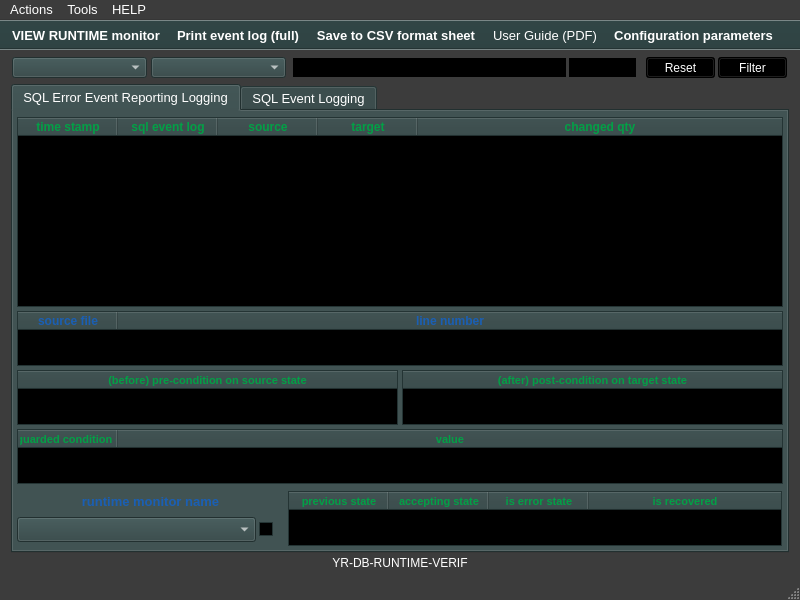
Before: the Qt Designer form ui/yr-db-runtime-verif-main-window.ui in yerothd/yr-db-runtime-verif, drawn with Qt 5.
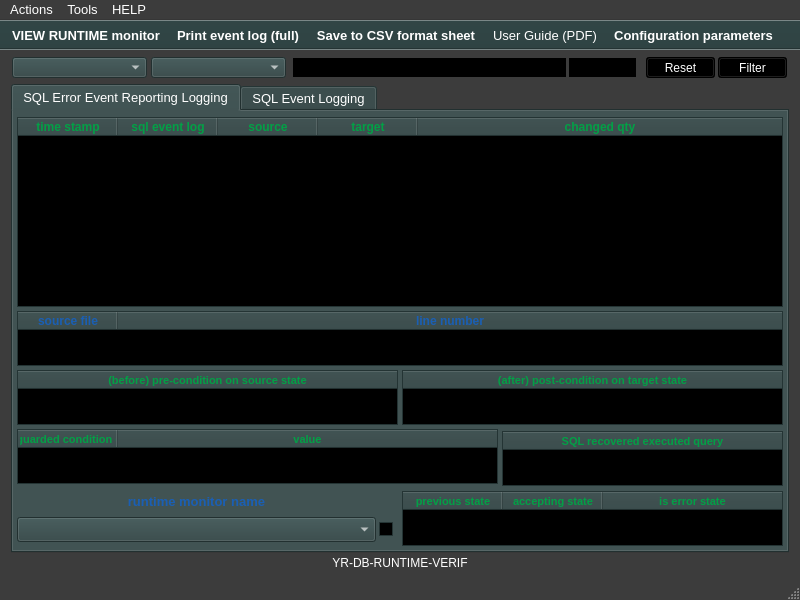
After: the same form once the commit is applied. Icons and pictures are not drawn. Custom widgets are drawn as their Qt base class.

```diff
--- a/ui/yr-db-runtime-verif-main-window.ui
+++ b/ui/yr-db-runtime-verif-main-window.ui
@@ -3908,7 +3908,7 @@
        <rect>
         <x>4</x>
         <y>318</y>
-        <width>766</width>
+        <width>481</width>
         <height>55</height>
        </rect>
       </property>
@@ -4474,9 +4474,9 @@
       </property>
       <property name="geometry">
        <rect>
-        <x>275</x>
+        <x>389</x>
         <y>380</y>
-        <width>494</width>
+        <width>381</width>
         <height>55</height>
        </rect>
       </property>
@@ -5043,27 +5043,13 @@
         <set>AlignCenter</set>
        </property>
       </column>
-      <column>
-       <property name="text">
-        <string>is recovered</string>
-       </property>
-       <property name="font">
-        <font>
-         <weight>75</weight>
-         <bold>true</bold>
-        </font>
-       </property>
-       <property name="textAlignment">
-        <set>AlignCenter</set>
-       </property>
-      </column>
      </widget>
      <widget class="YRDBRUNTIMEVERIF_ComboBox" name="comboBox_RUNTIME_MONITOR_NAME">
       <property name="geometry">
        <rect>
         <x>4</x>
         <y>406</y>
-        <width>239</width>
+        <width>359</width>
         <height>25</height>
        </rect>
       </property>
@@ -5579,7 +5565,7 @@
        <rect>
         <x>4</x>
         <y>380</y>
-        <width>267</width>
+        <width>359</width>
         <height>21</height>
        </rect>
       </property>
@@ -5691,7 +5677,7 @@
      <widget class="QCheckBox" name="checkBox_ALL_STATE_SAFETY_PROPERTIES">
       <property name="geometry">
        <rect>
-        <x>246</x>
+        <x>366</x>
         <y>408</y>
         <width>16</width>
         <height>21</height>
@@ -5707,6 +5693,560 @@
        <string/>
       </property>
      </widget>
+     <widget class="YRDBRUNTIMEVERIF_TableWidget" name="tableWidget_LOGGING_SQL_recovery_executed_query">
+      <property name="enabled">
+       <bool>true</bool>
+      </property>
+      <property name="geometry">
+       <rect>
+        <x>489</x>
+        <y>320</y>
+        <width>281</width>
+        <height>55</height>
+       </rect>
+      </property>
+      <property name="palette">
+       <palette>
+        <active>
+         <colorrole role="WindowText">
+          <brush brushstyle="SolidPattern">
+           <color alpha="255">
+            <red>255</red>
+            <green>255</green>
+            <blue>255</blue>
+           </color>
+          </brush>
+         </colorrole>
+         <colorrole role="Button">
+          <brush brushstyle="SolidPattern">
+           <color alpha="255">
+            <red>47</red>
+            <green>67</green>
+            <blue>67</blue>
+           </color>
+          </brush>
+         </colorrole>
+         <colorrole role="Light">
+          <brush brushstyle="SolidPattern">
+           <color alpha="255">
+            <red>70</red>
+            <green>100</green>
+            <blue>100</blue>
+           </color>
+          </brush>
+         </colorrole>
+         <colorrole role="Midlight">
+          <brush brushstyle="SolidPattern">
+           <color alpha="255">
+            <red>58</red>
+            <green>83</green>
+            <blue>83</blue>
+           </color>
+          </brush>
+         </colorrole>
+         <colorrole role="Dark">
+          <brush brushstyle="SolidPattern">
+           <color alpha="255">
+            <red>23</red>
+            <green>33</green>
+            <blue>33</blue>
+           </color>
+          </brush>
+         </colorrole>
+         <colorrole role="Mid">
+          <brush brushstyle="SolidPattern">
+           <color alpha="255">
+            <red>31</red>
+            <green>45</green>
+            <blue>45</blue>
+           </color>
+          </brush>
+         </colorrole>
+         <colorrole role="Text">
+          <brush brushstyle="SolidPattern">
+           <color alpha="255">
+            <red>255</red>
+            <green>255</green>
+            <blue>255</blue>
+           </color>
+          </brush>
+         </colorrole>
+         <colorrole role="BrightText">
+          <brush brushstyle="SolidPattern">
+           <color alpha="255">
+            <red>255</red>
+            <green>255</green>
+            <blue>255</blue>
+           </color>
+          </brush>
+         </colorrole>
+         <colorrole role="ButtonText">
+          <brush brushstyle="SolidPattern">
+           <color alpha="255">
+            <red>2</red>
+            <green>160</green>
+            <blue>70</blue>
+           </color>
+          </brush>
+         </colorrole>
+         <colorrole role="Base">
+          <brush brushstyle="SolidPattern">
+           <color alpha="255">
+            <red>0</red>
+            <green>0</green>
+            <blue>0</blue>
+           </color>
+          </brush>
+         </colorrole>
+         <colorrole role="Window">
+          <brush brushstyle="SolidPattern">
+           <color alpha="255">
+            <red>47</red>
+            <green>67</green>
+            <blue>67</blue>
+           </color>
+          </brush>
+         </colorrole>
+         <colorrole role="Shadow">
+          <brush brushstyle="SolidPattern">
+           <color alpha="255">
+            <red>0</red>
+            <green>0</green>
+            <blue>0</blue>
+           </color>
+          </brush>
+         </colorrole>
+         <colorrole role="Highlight">
+          <brush brushstyle="SolidPattern">
+           <color alpha="255">
+            <red>0</red>
+            <green>0</green>
+            <blue>0</blue>
+           </color>
+          </brush>
+         </colorrole>
+         <colorrole role="HighlightedText">
+          <brush brushstyle="SolidPattern">
+           <color alpha="255">
+            <red>0</red>
+            <green>255</green>
+            <blue>0</blue>
+           </color>
+          </brush>
+         </colorrole>
+         <colorrole role="AlternateBase">
+          <brush brushstyle="SolidPattern">
+           <color alpha="255">
+            <red>23</red>
+            <green>33</green>
+            <blue>33</blue>
+           </color>
+          </brush>
+         </colorrole>
+         <colorrole role="ToolTipBase">
+          <brush brushstyle="SolidPattern">
+           <color alpha="255">
+            <red>255</red>
+            <green>255</green>
+            <blue>220</blue>
+           </color>
+          </brush>
+         </colorrole>
+         <colorrole role="ToolTipText">
+          <brush brushstyle="SolidPattern">
+           <color alpha="255">
+            <red>0</red>
+            <green>0</green>
+            <blue>0</blue>
+           </color>
+          </brush>
+         </colorrole>
+         <colorrole role="PlaceholderText">
+          <brush brushstyle="SolidPattern">
+           <color alpha="128">
+            <red>255</red>
+            <green>255</green>
+            <blue>255</blue>
+           </color>
+          </brush>
+         </colorrole>
+        </active>
+        <inactive>
+         <colorrole role="WindowText">
+          <brush brushstyle="SolidPattern">
+           <color alpha="255">
+            <red>255</red>
+            <green>255</green>
+            <blue>255</blue>
+           </color>
+          </brush>
+         </colorrole>
+         <colorrole role="Button">
+          <brush brushstyle="SolidPattern">
+           <color alpha="255">
+            <red>47</red>
+            <green>67</green>
+            <blue>67</blue>
+           </color>
+          </brush>
+         </colorrole>
+         <colorrole role="Light">
+          <brush brushstyle="SolidPattern">
+           <color alpha="255">
+            <red>70</red>
+            <green>100</green>
+            <blue>100</blue>
+           </color>
+          </brush>
+         </colorrole>
+         <colorrole role="Midlight">
+          <brush brushstyle="SolidPattern">
+           <color alpha="255">
+            <red>58</red>
+            <green>83</green>
+            <blue>83</blue>
+           </color>
+          </brush>
+         </colorrole>
+         <colorrole role="Dark">
+          <brush brushstyle="SolidPattern">
+           <color alpha="255">
+            <red>23</red>
+            <green>33</green>
+            <blue>33</blue>
+           </color>
+          </brush>
+         </colorrole>
+         <colorrole role="Mid">
+          <brush brushstyle="SolidPattern">
+           <color alpha="255">
+            <red>31</red>
+            <green>45</green>
+            <blue>45</blue>
+           </color>
+          </brush>
+         </colorrole>
+         <colorrole role="Text">
+          <brush brushstyle="SolidPattern">
+           <color alpha="255">
+            <red>255</red>
+            <green>255</green>
+            <blue>255</blue>
+           </color>
+          </brush>
+         </colorrole>
+         <colorrole role="BrightText">
+          <brush brushstyle="SolidPattern">
+           <color alpha="255">
+            <red>255</red>
+            <green>255</green>
+            <blue>255</blue>
+           </color>
+          </brush>
+         </colorrole>
+         <colorrole role="ButtonText">
+          <brush brushstyle="SolidPattern">
+           <color alpha="255">
+            <red>2</red>
+            <green>160</green>
+            <blue>70</blue>
+           </color>
+          </brush>
+         </colorrole>
+         <colorrole role="Base">
+          <brush brushstyle="SolidPattern">
+           <color alpha="255">
+            <red>0</red>
+            <green>0</green>
+            <blue>0</blue>
+           </color>
+          </brush>
+         </colorrole>
+         <colorrole role="Window">
+          <brush brushstyle="SolidPattern">
+           <color alpha="255">
+            <red>47</red>
+            <green>67</green>
+            <blue>67</blue>
+           </color>
+          </brush>
+         </colorrole>
+         <colorrole role="Shadow">
+          <brush brushstyle="SolidPattern">
+           <color alpha="255">
+            <red>0</red>
+            <green>0</green>
+            <blue>0</blue>
+           </color>
+          </brush>
+         </colorrole>
+         <colorrole role="Highlight">
+          <brush brushstyle="SolidPattern">
+           <color alpha="255">
+            <red>0</red>
+            <green>0</green>
+            <blue>0</blue>
+           </color>
+          </brush>
+         </colorrole>
+         <colorrole role="HighlightedText">
+          <brush brushstyle="SolidPattern">
+           <color alpha="255">
+            <red>0</red>
+            <green>255</green>
+            <blue>0</blue>
+           </color>
+          </brush>
+         </colorrole>
+         <colorrole role="AlternateBase">
+          <brush brushstyle="SolidPattern">
+           <color alpha="255">
+            <red>23</red>
+            <green>33</green>
+            <blue>33</blue>
+           </color>
+          </brush>
+         </colorrole>
+         <colorrole role="ToolTipBase">
+          <brush brushstyle="SolidPattern">
+           <color alpha="255">
+            <red>255</red>
+            <green>255</green>
+            <blue>220</blue>
+           </color>
+          </brush>
+         </colorrole>
+         <colorrole role="ToolTipText">
+          <brush brushstyle="SolidPattern">
+           <color alpha="255">
+            <red>0</red>
+            <green>0</green>
+            <blue>0</blue>
+           </color>
+          </brush>
+         </colorrole>
+         <colorrole role="PlaceholderText">
+          <brush brushstyle="SolidPattern">
+           <color alpha="128">
+            <red>255</red>
+            <green>255</green>
+            <blue>255</blue>
+           </color>
+          </brush>
+         </colorrole>
+        </inactive>
+        <disabled>
+         <colorrole role="WindowText">
+          <brush brushstyle="SolidPattern">
+           <color alpha="255">
+            <red>23</red>
+            <green>33</green>
+            <blue>33</blue>
+           </color>
+          </brush>
+         </colorrole>
+         <colorrole role="Button">
+          <brush brushstyle="SolidPattern">
+           <color alpha="255">
+            <red>47</red>
+            <green>67</green>
+            <blue>67</blue>
+           </color>
+          </brush>
+         </colorrole>
+         <colorrole role="Light">
+          <brush brushstyle="SolidPattern">
+           <color alpha="255">
+            <red>70</red>
+            <green>100</green>
+            <blue>100</blue>
+           </color>
+          </brush>
+         </colorrole>
+         <colorrole role="Midlight">
+          <brush brushstyle="SolidPattern">
+           <color alpha="255">
+            <red>58</red>
+            <green>83</green>
+            <blue>83</blue>
+           </color>
+          </brush>
+         </colorrole>
+         <colorrole role="Dark">
+          <brush brushstyle="SolidPattern">
+           <color alpha="255">
+            <red>23</red>
+            <green>33</green>
+            <blue>33</blue>
+           </color>
+          </brush>
+         </colorrole>
+         <colorrole role="Mid">
+          <brush brushstyle="SolidPattern">
+           <color alpha="255">
+            <red>31</red>
+            <green>45</green>
+            <blue>45</blue>
+           </color>
+          </brush>
+         </colorrole>
+         <colorrole role="Text">
+          <brush brushstyle="SolidPattern">
+           <color alpha="255">
+            <red>23</red>
+            <green>33</green>
+            <blue>33</blue>
+           </color>
+          </brush>
+         </colorrole>
+         <colorrole role="BrightText">
+          <brush brushstyle="SolidPattern">
+           <color alpha="255">
+            <red>255</red>
+            <green>255</green>
+            <blue>255</blue>
+           </color>
+          </brush>
+         </colorrole>
+         <colorrole role="ButtonText">
+          <brush brushstyle="SolidPattern">
+           <color alpha="255">
+            <red>23</red>
+            <green>33</green>
+            <blue>33</blue>
+           </color>
+          </brush>
+         </colorrole>
+         <colorrole role="Base">
+          <brush brushstyle="SolidPattern">
+           <color alpha="255">
+            <red>47</red>
+            <green>67</green>
+            <blue>67</blue>
+           </color>
+          </brush>
+         </colorrole>
+         <colorrole role="Window">
+          <brush brushstyle="SolidPattern">
+           <color alpha="255">
+            <red>47</red>
+            <green>67</green>
+            <blue>67</blue>
+           </color>
+          </brush>
+         </colorrole>
+         <colorrole role="Shadow">
+          <brush brushstyle="SolidPattern">
+           <color alpha="255">
+            <red>0</red>
+            <green>0</green>
+            <blue>0</blue>
+           </color>
+          </brush>
+         </colorrole>
+         <colorrole role="Highlight">
+          <brush brushstyle="SolidPattern">
+           <color alpha="255">
+            <red>145</red>
+            <green>145</green>
+            <blue>145</blue>
+           </color>
+          </brush>
+         </colorrole>
+         <colorrole role="HighlightedText">
+          <brush brushstyle="SolidPattern">
+           <color alpha="255">
+            <red>0</red>
+            <green>255</green>
+            <blue>0</blue>
+           </color>
+          </brush>
+         </colorrole>
+         <colorrole role="AlternateBase">
+          <brush brushstyle="SolidPattern">
+           <color alpha="255">
+            <red>47</red>
+            <green>67</green>
+            <blue>67</blue>
+           </color>
+          </brush>
+         </colorrole>
+         <colorrole role="ToolTipBase">
+          <brush brushstyle="SolidPattern">
+           <color alpha="255">
+            <red>255</red>
+            <green>255</green>
+            <blue>220</blue>
+           </color>
+          </brush>
+         </colorrole>
+         <colorrole role="ToolTipText">
+          <brush brushstyle="SolidPattern">
+           <color alpha="255">
+            <red>0</red>
+            <green>0</green>
+            <blue>0</blue>
+           </color>
+          </brush>
+         </colorrole>
+         <colorrole role="PlaceholderText">
+          <brush brushstyle="SolidPattern">
+           <color alpha="128">
+            <red>255</red>
+            <green>255</green>
+            <blue>255</blue>
+           </color>
+          </brush>
+         </colorrole>
+        </disabled>
+       </palette>
+      </property>
+      <property name="font">
+       <font>
+        <pointsize>8</pointsize>
+        <weight>50</weight>
+        <bold>false</bold>
+       </font>
+      </property>
+      <property name="editTriggers">
+       <set>QAbstractItemView::NoEditTriggers</set>
+      </property>
+      <property name="selectionBehavior">
+       <enum>QAbstractItemView::SelectRows</enum>
+      </property>
+      <property name="showGrid">
+       <bool>true</bool>
+      </property>
+      <property name="cornerButtonEnabled">
+       <bool>true</bool>
+      </property>
+      <attribute name="horizontalHeaderCascadingSectionResizes">
+       <bool>true</bool>
+      </attribute>
+      <attribute name="horizontalHeaderShowSortIndicator" stdset="0">
+       <bool>false</bool>
+      </attribute>
+      <attribute name="horizontalHeaderStretchLastSection">
+       <bool>true</bool>
+      </attribute>
+      <attribute name="verticalHeaderDefaultSectionSize">
+       <number>25</number>
+      </attribute>
+      <column>
+       <property name="text">
+        <string>SQL recovered executed query</string>
+       </property>
+       <property name="font">
+        <font>
+         <weight>75</weight>
+         <bold>true</bold>
+        </font>
+       </property>
+       <property name="textAlignment">
+        <set>AlignCenter</set>
+       </property>
+      </column>
+     </widget>
     </widget>
     <widget class="QWidget" name="tab_2">
      <attribute name="title">
```
